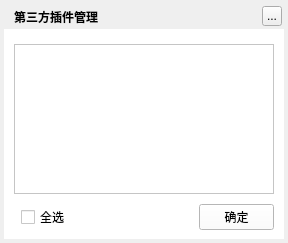
This is TTKModule/TTKWidget/musicUiKits/musicWidgetKits/musicserverpluginwidget.ui in Greedysky/TTKMusicPlayer as Qt 5 draws it before an edit. The edited form follows.
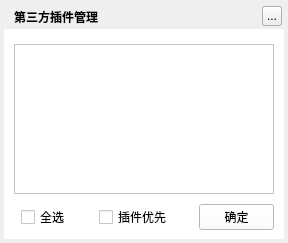
This is the edited form. Custom widgets are drawn as their Qt base class.

```diff
--- a/TTKModule/TTKWidget/musicUiKits/musicWidgetKits/musicserverpluginwidget.ui
+++ b/TTKModule/TTKWidget/musicUiKits/musicWidgetKits/musicserverpluginwidget.ui
@@ -107,7 +107,7 @@
      <rect>
       <x>17</x>
       <y>180</y>
-      <width>80</width>
+      <width>60</width>
       <height>16</height>
      </rect>
     </property>
@@ -115,6 +115,19 @@
      <string>全选</string>
     </property>
    </widget>
+   <widget class="QCheckBox" name="priorityCheckButton">
+    <property name="geometry">
+     <rect>
+      <x>95</x>
+      <y>180</y>
+      <width>90</width>
+      <height>16</height>
+     </rect>
+    </property>
+    <property name="text">
+     <string>插件优先</string>
+    </property>
+   </widget>
   </widget>
   <zorder>background</zorder>
   <zorder>backgroundMask</zorder>
```
